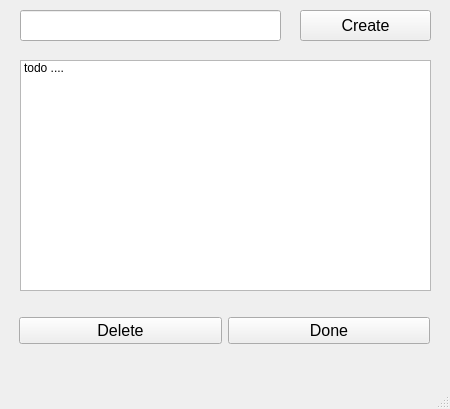
Old version of the form database/todo/ui_mainwindow.ui in the repository shadowkai0121/qt-example.
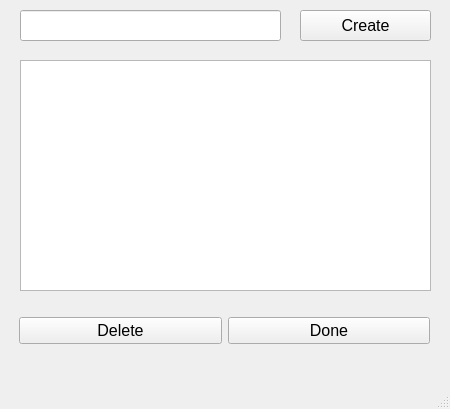
New version of the form.

Commit message: [database][todo][讀取Sqlite資料]

What changed in the file:
```diff
--- a/database/todo/ui_mainwindow.ui
+++ b/database/todo/ui_mainwindow.ui
@@ -56,11 +56,6 @@
       <height>231</height>
      </rect>
     </property>
-    <item>
-     <property name="text">
-      <string>todo ....</string>
-     </property>
-    </item>
    </widget>
    <widget class="QWidget" name="horizontalLayoutWidget">
     <property name="geometry">
```
Left out of the diff: 2 changed lines with no effect on the pictures. The commit also changes 2 other files.
